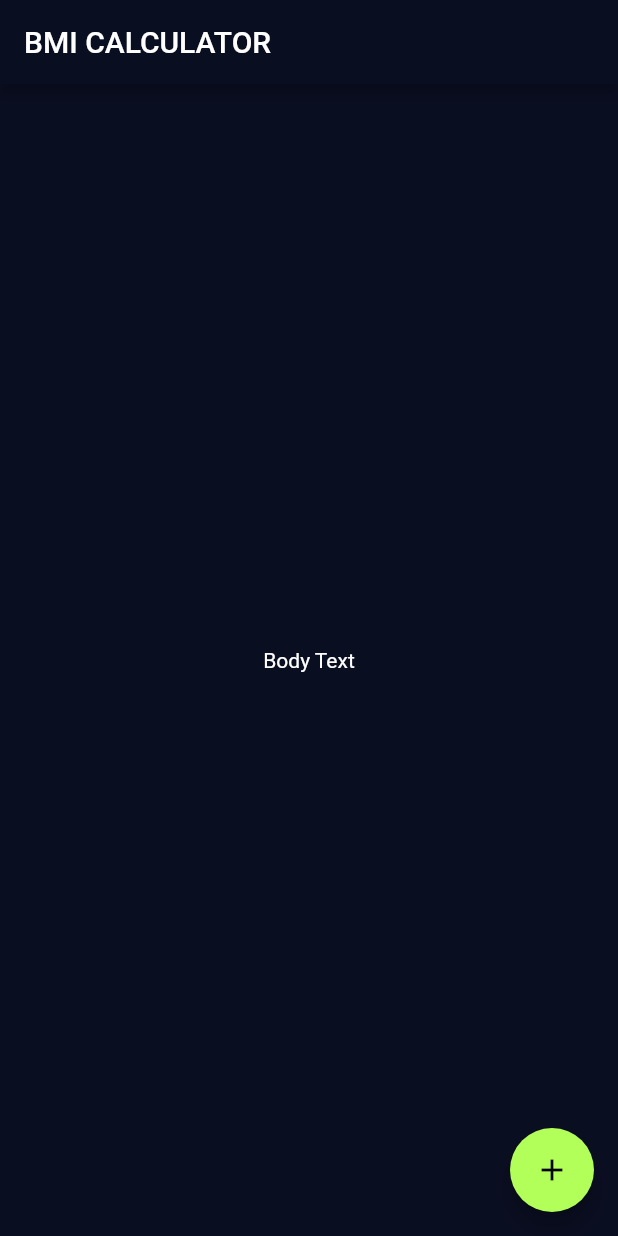
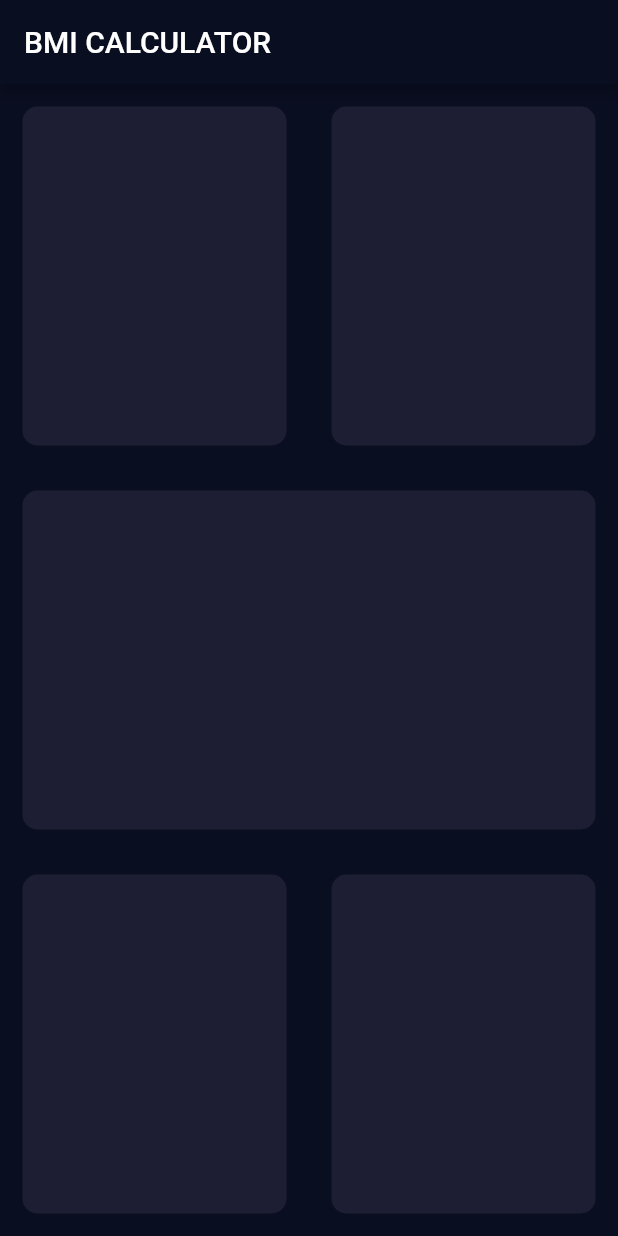
Before and after one commit to jeik0s/BMICalculator, a Flutter app: the screen it shows after launch, on a phone screen of 412 x 824 dp. Run offline on Flutter 3.47's test engine with Material 2 defaults, Android fonts, the phone set to English and light mode, and no system bars.

Commit message:
Lesson 3 - How to create own widget

```diff
--- a/lib/input_page.dart
+++ b/lib/input_page.dart
@@ -1,3 +1,4 @@
+import 'package:flutter/cupertino.dart';
 import 'package:flutter/material.dart';
 
 class InputPage extends StatefulWidget {
@@ -12,18 +13,54 @@
       appBar: AppBar(
         title: Text('BMI CALCULATOR'),
       ),
-      body: Center(
-        child: Text('Body Text'),
-      ),
-      floatingActionButton: Theme(
-        data: ThemeData(
-          accentColor: Colors.lightGreenAccent
-        ),
-        child: FloatingActionButton(
-          onPressed: (){},
-          child: Icon(Icons.add),
-        ),
+      body: Column(
+        children: <Widget>[
+          Expanded(
+            child: Row(
+              children: <Widget>[
+                Expanded(
+                  child: ReusableCard(cardColor: Color(0xFF1D1E33)),
+                ),
+                Expanded(
+                  child: ReusableCard(cardColor: Color(0xFF1D1E33)),
+                ),
+              ],
+            ),
+          ),
+          Expanded(
+            child: ReusableCard(cardColor: Color(0xFF1D1E33)),
+          ),
+          Expanded(
+            child: Row(
+              children: <Widget>[
+                Expanded(
+                  child: ReusableCard(cardColor: Color(0xFF1D1E33)),
+                ),
+                Expanded(
+                  child: ReusableCard(cardColor: Color(0xFF1D1E33)),
+                ),
+              ],
+            ),
+          ),
+        ],
       ),
     );
   }
 }
+
+class ReusableCard extends StatelessWidget {
+  ReusableCard({required this.cardColor});
+
+  final Color cardColor;
+
+  @override
+  Widget build(BuildContext context) {
+    return Container(
+      decoration: BoxDecoration(
+        borderRadius: BorderRadius.circular(10.0),
+        color: cardColor,
+      ),
+      margin: EdgeInsets.all(15.0),
+    );
+  }
+}
```
